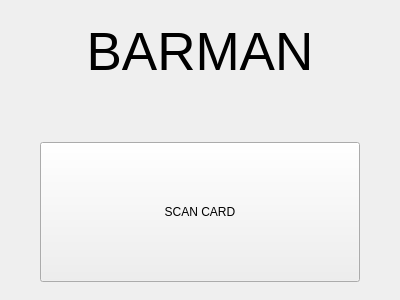
Qt form loginwindow.ui (justynak/ipr_barman) before a commit.
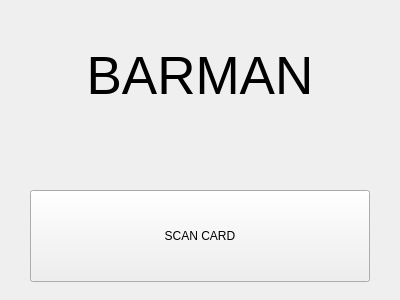
The same form after that commit.

Commit message: Second chic pass: contrast, button hierarchy, letterspaced titles

```diff
--- a/loginwindow.ui
+++ b/loginwindow.ui
@@ -56,14 +56,14 @@
     <widget class="QPushButton" name="buttonLogin">
      <property name="minimumSize">
       <size>
-       <width>320</width>
-       <height>140</height>
+       <width>340</width>
+       <height>92</height>
       </size>
      </property>
      <property name="maximumSize">
       <size>
-       <width>320</width>
-       <height>140</height>
+       <width>340</width>
+       <height>92</height>
       </size>
      </property>
      <property name="text">
```
The commit also changes 7 other files.
